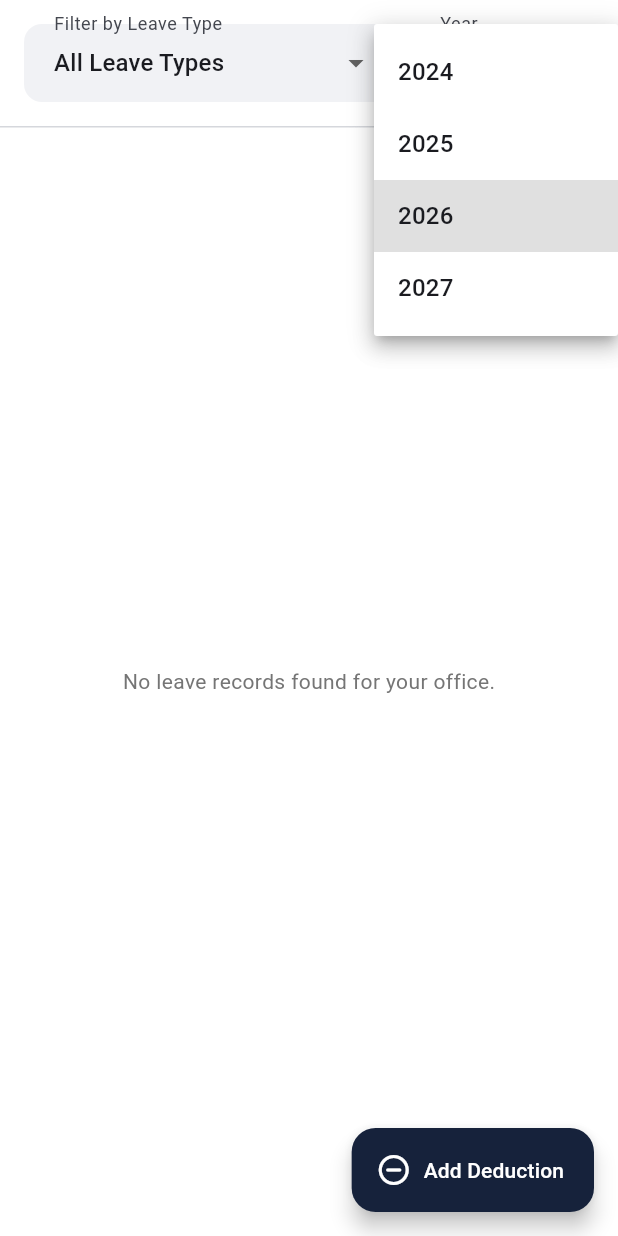
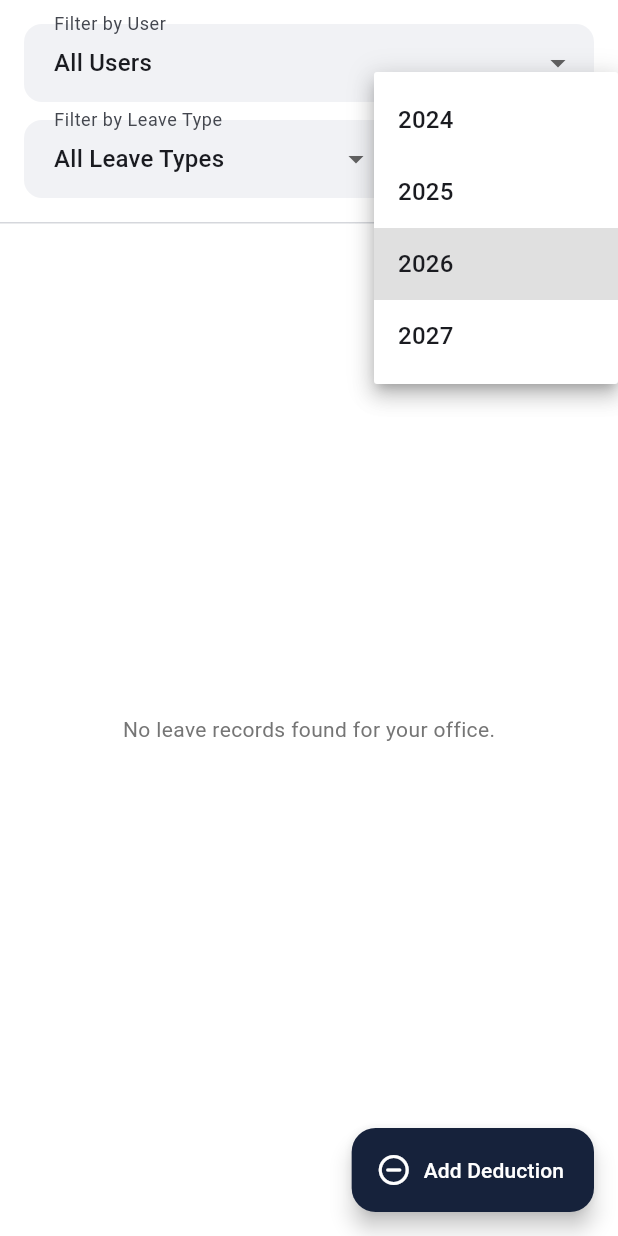
Before and after one commit to pbocapiz/elssm, a Flutter app: the LeaveRecordsPage screen opened directly, after a tap on an icon or button, on a phone screen of 412 x 824 dp. Run offline on Flutter 3.47's test engine with Material 3 defaults, Android fonts, the phone set to English and light mode, and no system bars; our stand-ins replace shared_preferences, supabase_flutter; missing offline and left inert: excel, file_saver; accounts and stored records are empty; network calls fail.

Commit message:
minor_update

```diff
--- a/lib/leave_history_page.dart
+++ b/lib/leave_history_page.dart
@@ -426,7 +426,7 @@ class TransactionTile extends StatelessWidget {
                 crossAxisAlignment: CrossAxisAlignment.end,
                 children: [
                   Text(
-                    '$sign${transaction.amount.toStringAsFixed(2)}',
+                    '$sign${transaction.amount.toStringAsFixed(3)}',
                     style: TextStyle(
                       fontWeight: FontWeight.bold,
                       fontSize: 15,
--- a/lib/leave_records_page.dart
+++ b/lib/leave_records_page.dart
@@ -23,6 +23,7 @@ class _LeaveRecordsPageState extends State<LeaveRecordsPage> {
   late Future<List<LeaveType>> _leaveTypesFuture;
   LeaveType? _selectedLeaveType;
   int _selectedYear = DateTime.now().year;
+  int? _selectedEmployeeId;
   late Future<List<LeaveTransaction>> _transactionsFuture;
 
   @override
@@ -54,7 +55,7 @@ class _LeaveRecordsPageState extends State<LeaveRecordsPage> {
         title: Text('${verb[0].toUpperCase()}${verb.substring(1)} request?'),
         content: Text(
           '${transaction.employeeName} — ${transaction.leaveTypeName}, '
-          '${transaction.amount.abs().toStringAsFixed(2)} day(s).',
+          '${transaction.amount.abs().toStringAsFixed(3)} day(s).',
         ),
         actions: [
           TextButton(
@@ -113,7 +114,7 @@ class _LeaveRecordsPageState extends State<LeaveRecordsPage> {
         title: const Text('Remove this record?'),
         content: Text(
           '${transaction.employeeName} — ${transaction.leaveTypeName}, '
-          '${transaction.amount.abs().toStringAsFixed(2)} day(s). '
+          '${transaction.amount.abs().toStringAsFixed(3)} day(s). '
           'This cannot be undone.',
         ),
         actions: [
@@ -173,7 +174,49 @@ class _LeaveRecordsPageState extends State<LeaveRecordsPage> {
         children: [
           Padding(
             padding: const EdgeInsets.all(16),
-            child: Row(
+            child: FutureBuilder<List<LeaveTransaction>>(
+              future: _transactionsFuture,
+              builder: (context, snapshot) {
+                final employees = <int, String>{};
+                for (final transaction in snapshot.data ?? const []) {
+                  employees[transaction.employeeId] = transaction.employeeName;
+                }
+                final employeeEntries = employees.entries.toList()
+                  ..sort((a, b) => a.value.compareTo(b.value));
+
+                return Column(
+                  children: [
+                    Row(
+                      children: [
+                        Expanded(
+                          child: DropdownButtonFormField<int?>(
+                            initialValue: _selectedEmployeeId,
+                            isExpanded: true,
+                            decoration: const InputDecoration(
+                              labelText: 'Filter by User',
+                            ),
+                            items: [
+                              const DropdownMenuItem(
+                                value: null,
+                                child: Text('All Users'),
+                              ),
+                              for (final entry in employeeEntries)
+                                DropdownMenuItem(
+                                  value: entry.key,
+                                  child: Text(
+                                    entry.value,
+                                    overflow: TextOverflow.ellipsis,
+                                  ),
+                                ),
+                            ],
+                            onChanged: (id) =>
+                                setState(() => _selectedEmployeeId = id),
+                          ),
+                        ),
+                      ],
+                    ),
+                    const SizedBox(height: 12),
+                    Row(
                       crossAxisAlignment: CrossAxisAlignment.start,
                       children: [
                         Expanded(
@@ -211,7 +254,9 @@ class _LeaveRecordsPageState extends State<LeaveRecordsPage> {
                         Expanded(
                           child: DropdownButtonFormField<int>(
                             initialValue: _selectedYear,
-                    decoration: const InputDecoration(labelText: 'Year'),
+                            decoration: const InputDecoration(
+                              labelText: 'Year',
+                            ),
                             items: [
                               for (
                                 var y = DateTime.now().year - 2;
@@ -228,6 +273,10 @@ class _LeaveRecordsPageState extends State<LeaveRecordsPage> {
                           ),
                         ),
                       ],
+                    ),
+                  ],
+                );
+              },
             ),
           ),
           const Divider(height: 1),
@@ -248,7 +297,13 @@ class _LeaveRecordsPageState extends State<LeaveRecordsPage> {
                   );
                 }
 
-                final transactions = snapshot.data ?? const [];
+                final transactions = (snapshot.data ?? const [])
+                    .where(
+                      (transaction) =>
+                          _selectedEmployeeId == null ||
+                          transaction.employeeId == _selectedEmployeeId,
+                    )
+                    .toList();
                 if (transactions.isEmpty) {
                   return Center(
                     child: Text(
@@ -298,7 +353,7 @@ class _EditTransactionDialog extends StatefulWidget {
 
 class _EditTransactionDialogState extends State<_EditTransactionDialog> {
   late final _amountController = TextEditingController(
-    text: widget.transaction.amount.abs().toStringAsFixed(2),
+    text: widget.transaction.amount.abs().toStringAsFixed(3),
   );
   late final _remarksController = TextEditingController(
     text: widget.transaction.type == LeaveTransactionType.openingBalance
@@ -431,7 +486,7 @@ class _EditTransactionDialogState extends State<_EditTransactionDialog> {
                   decimal: true,
                 ),
                 inputFormatters: [
-                  FilteringTextInputFormatter.allow(RegExp(r'^\d*\.?\d{0,2}')),
+                  FilteringTextInputFormatter.allow(RegExp(r'^\d*\.?\d{0,3}')),
                 ],
                 decoration: InputDecoration(labelText: _amountLabel),
               ),
--- a/lib/members_page.dart
+++ b/lib/members_page.dart
@@ -97,6 +97,7 @@ class _MembersPageState extends State<MembersPage> {
         builder: (context, snapshot) {
           final pendingCount = (snapshot.data ?? const [])
               .where((member) => !member.isActive)
+              .where((member) => _isAdmin || member.accessLevel != 1)
               .length;
 
           final fab = FloatingActionButton(
@@ -135,6 +136,7 @@ class _MembersPageState extends State<MembersPage> {
 
           final members = (snapshot.data ?? const [])
               .where((member) => !_pendingOnly || !member.isActive)
+              .where((member) => _isAdmin || member.accessLevel != 1)
               .toList();
 
           if (members.isEmpty) {
--- a/lib/models/leave_transaction.dart
+++ b/lib/models/leave_transaction.dart
@@ -2,6 +2,7 @@ enum LeaveTransactionType { openingBalance, credit, deduction, application }
 
 class LeaveTransaction {
   const LeaveTransaction({
+    required this.employeeId,
     required this.employeeName,
     required this.leaveTypeId,
     required this.leaveTypeName,
@@ -23,6 +24,7 @@ class LeaveTransaction {
     };
 
     return LeaveTransaction(
+      employeeId: map['employee_id'] as int,
       employeeName: (map['employee_name'] as String?) ?? '',
       leaveTypeId: map['leave_type_id'] as int,
       leaveTypeName: map['leave_type_name'] as String,
@@ -35,6 +37,7 @@ class LeaveTransaction {
     );
   }
 
+  final int employeeId;
   final String employeeName;
   final int leaveTypeId;
   final String leaveTypeName;
```
Also changed, not shown: lib/leave_credit_report_page.dart (+27 -27 lines), lib/leave_report_export_page.dart (+48 -33 lines). Lines whose indentation alone changed are shown as unchanged.
